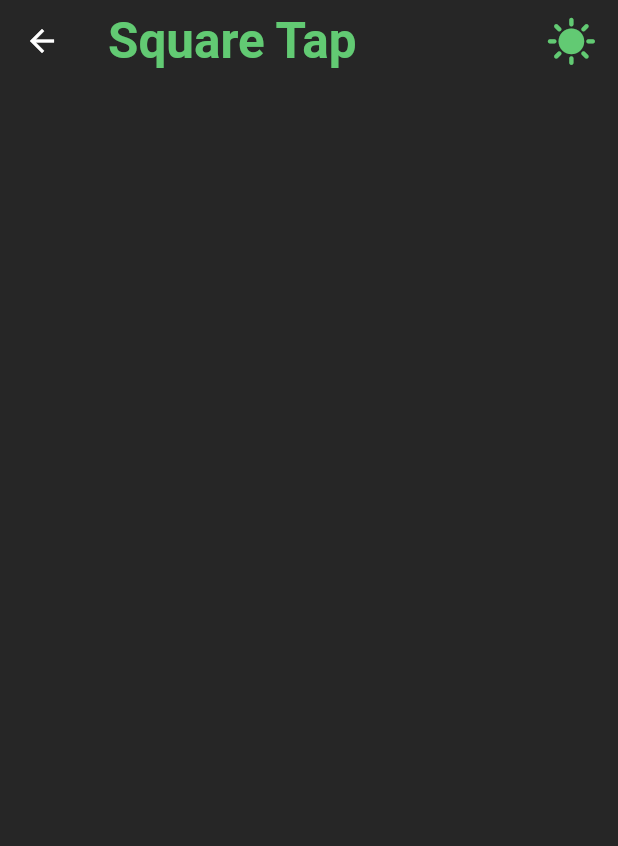
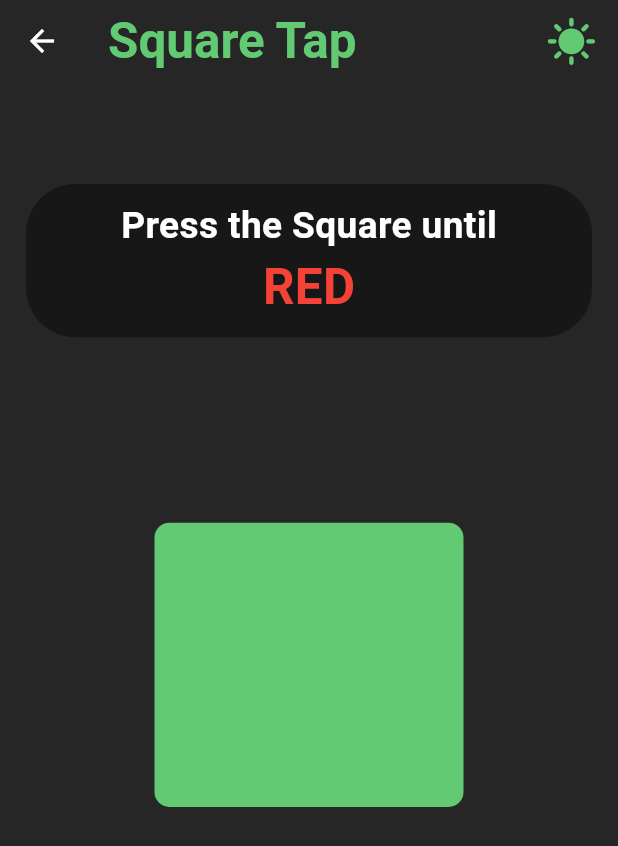
Before and after one commit to sidesshmore/AlzPal_Patient, a Flutter app: the SquareTap screen opened directly, on a phone screen of 412 x 824 dp. Shown: the top 846 px of the screen. Run offline on Flutter 3.47's test engine with Material 3 defaults, Android fonts, the phone set to English and light mode, and no system bars.

Commit message:
square tap UI done

```diff
--- a/lib/Square Match/screens/square_tap.dart
+++ b/lib/Square Match/screens/square_tap.dart
@@ -1,4 +1,6 @@
 import 'package:alzpal_patient/AppBar/app_bar.dart';
+import 'package:alzpal_patient/Square%20Match/widgets/square_container.dart';
+import 'package:alzpal_patient/Square%20Match/widgets/square_question.dart';
 import 'package:flutter/material.dart';
 
 class SquareTap extends StatefulWidget {
@@ -11,8 +13,31 @@ class SquareTap extends StatefulWidget {
 class _SquareTapState extends State<SquareTap> {
   @override
   Widget build(BuildContext context) {
+    double screenHeight = MediaQuery.of(context).size.height;
+    double screenWidth = MediaQuery.of(context).size.width;
     return Scaffold(
       appBar: const MyAppBar(MyAppBarHeading: 'Square Tap'),
+      body: Padding(
+        padding: const EdgeInsets.all(10.0),
+        child: Column(
+          children: [
+            SizedBox(
+              height: screenHeight * 0.07,
+            ),
+            const Row(
+              mainAxisAlignment: MainAxisAlignment.center,
+              children: [SquareQuestion()],
+            ),
+            SizedBox(
+              height: screenHeight * 0.15,
+            ),
+            const Row(
+              mainAxisAlignment: MainAxisAlignment.center,
+              children: [SquareContainer()],
+            ),
+          ],
+        ),
+      ),
     );
   }
 }
--- /dev/null
+++ b/lib/Square Match/widgets/square_container.dart
@@ -0,0 +1,45 @@
+import 'package:alzpal_patient/colors.dart';
+import 'package:flutter/material.dart';
+
+class SquareContainer extends StatefulWidget {
+  const SquareContainer({super.key});
+
+  @override
+  State<SquareContainer> createState() => _SquareContainerState();
+}
+
+class _SquareContainerState extends State<SquareContainer> {
+  List<Color> colors = [
+    GreenColor,
+    Colors.blue,
+    Colors.yellow,
+    Colors.purple,
+    Colors.red
+  ];
+  int currentColorIndex = 0;
+
+  // Function to change the color
+  void changeColor() {
+    setState(() {
+      currentColorIndex = (currentColorIndex + 1) % colors.length;
+    });
+  }
+
+  @override
+  Widget build(BuildContext context) {
+    double screenHeight = MediaQuery.of(context).size.height;
+    double screenWidth = MediaQuery.of(context).size.width;
+
+    return InkWell(
+      onTap: changeColor,
+      child: Container(
+        height: screenHeight * 0.23,
+        width: screenWidth * 0.50,
+        decoration: BoxDecoration(
+          color: colors[currentColorIndex],
+          borderRadius: BorderRadius.circular(10),
+        ),
+      ),
+    );
+  }
+}
--- /dev/null
+++ b/lib/Square Match/widgets/square_question.dart
@@ -0,0 +1,49 @@
+import 'package:alzpal_patient/colors.dart';
+import 'package:flutter/material.dart';
+
+class SquareQuestion extends StatelessWidget {
+  const SquareQuestion({super.key});
+
+  @override
+  Widget build(BuildContext context) {
+    double screenHeight = MediaQuery.of(context).size.height;
+    double screenWidth = MediaQuery.of(context).size.width;
+    return Container(
+      height: screenHeight * 0.124,
+      width: screenWidth * 0.916,
+      decoration: BoxDecoration(
+        borderRadius: BorderRadius.circular(33),
+        color: DarkBlack,
+      ),
+      child: Column(
+        mainAxisAlignment: MainAxisAlignment.center,
+        children: [
+          Row(
+            mainAxisAlignment: MainAxisAlignment.center,
+            children: [
+              Text(
+                'Press the Square until',
+                style: TextStyle(
+                    color: Colors.white,
+                    fontSize: screenWidth * 0.06,
+                    fontWeight: FontWeight.w600),
+              ),
+            ],
+          ),
+          Row(
+            mainAxisAlignment: MainAxisAlignment.center,
+            children: [
+              Text(
+                'RED',
+                style: TextStyle(
+                    color: Colors.red,
+                    fontSize: screenWidth * 0.08,
+                    fontWeight: FontWeight.w600),
+              ),
+            ],
+          )
+        ],
+      ),
+    );
+  }
+}
```
